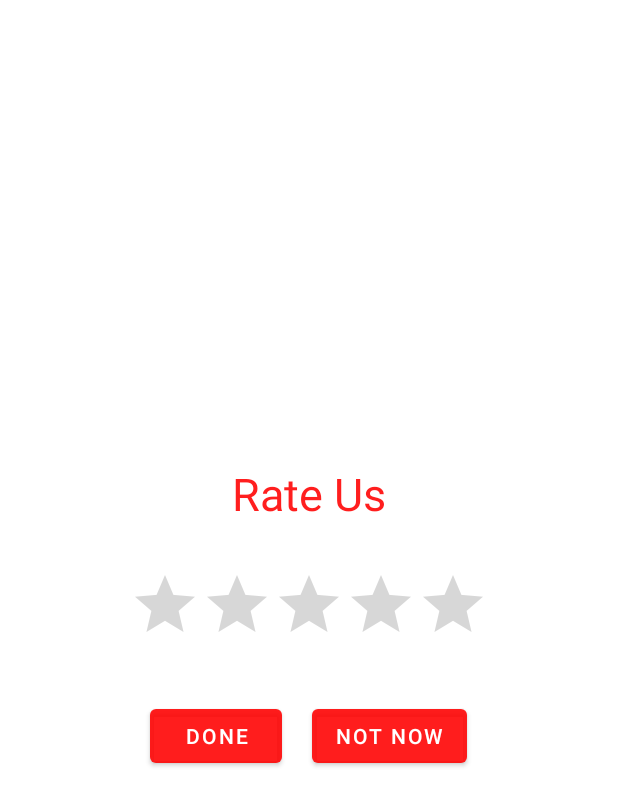
After one commit to shaikhhira/carExpertAndroidApp, an Android app: the layout rating_dialogue_box.xml on its own in the app's theme, with its tools: preview values and no code run, on a phone screen of 412 x 824 dp. The commit adds this screen. Shown: the top 806 px of the screen. Run offline under Robolectric (Android 15) with nearby library versions, the phone set to English and light mode, and no system bars; network calls fail.

Commit message:
rating section add

```diff
--- a/app/src/main/res/anim/bottom_anim.xml
+++ b/app/src/main/res/anim/bottom_anim.xml
@@ -11,4 +11,6 @@
         android:fromAlpha="0.1"
         android:toAlpha="1.0"
         android:duration="1500"/>
+
+
 </set>
--- /dev/null
+++ b/app/src/main/res/drawable/faqs_icon.xml
@@ -0,0 +1,5 @@
+<vector android:height="24dp" android:tint="#DA0725"
+    android:viewportHeight="24" android:viewportWidth="24"
+    android:width="24dp" xmlns:android="http://schemas.android.com/apk/res/android">
+    <path android:fillColor="@android:color/white" android:pathData="M21,6h-2v9L6,15v2c0,0.55 0.45,1 1,1h11l4,4L22,7c0,-0.55 -0.45,-1 -1,-1zM17,12L17,3c0,-0.55 -0.45,-1 -1,-1L3,2c-0.55,0 -1,0.45 -1,1v14l4,-4h10c0.55,0 1,-0.45 1,-1z"/>
+</vector>
--- /dev/null
+++ b/app/src/main/res/drawable/logout_icon.xml
@@ -0,0 +1,5 @@
+<vector android:height="24dp" android:tint="#DA0725"
+    android:viewportHeight="24" android:viewportWidth="24"
+    android:width="24dp" xmlns:android="http://schemas.android.com/apk/res/android">
+    <path android:fillColor="@android:color/white" android:pathData="M13.49,5.48c1.1,0 2,-0.9 2,-2s-0.9,-2 -2,-2 -2,0.9 -2,2 0.9,2 2,2zM9.89,19.38l1,-4.4 2.1,2v6h2v-7.5l-2.1,-2 0.6,-3c1.3,1.5 3.3,2.5 5.5,2.5v-2c-1.9,0 -3.5,-1 -4.3,-2.4l-1,-1.6c-0.4,-0.6 -1,-1 -1.7,-1 -0.3,0 -0.5,0.1 -0.8,0.1l-5.2,2.2v4.7h2v-3.4l1.8,-0.7 -1.6,8.1 -4.9,-1 -0.4,2 7,1.4z"/>
+</vector>
--- /dev/null
+++ b/app/src/main/res/layout/rating_dialogue_box.xml
@@ -0,0 +1,50 @@
+<?xml version="1.0" encoding="utf-8"?>
+<LinearLayout xmlns:android="http://schemas.android.com/apk/res/android"
+    android:layout_width="wrap_content"
+    android:layout_height="wrap_content"
+    android:layout_gravity="center"
+    android:orientation="vertical"
+    android:padding="20dp">
+
+    <TextView
+        android:layout_width="wrap_content"
+        android:layout_height="wrap_content"
+        android:layout_gravity="center"
+        android:text="@string/rating_head"
+        android:textSize="30sp"
+        android:textColor="@color/colorPrimary"
+        android:layout_margin="10dp"/>
+
+
+    <RatingBar
+        android:id="@+id/rating_stars"
+        android:layout_width="wrap_content"
+        android:layout_height="wrap_content"
+        android:stepSize="0.5"
+        android:numStars="5"
+        android:layout_gravity="center"
+        android:progressTint="@color/colorPrimary"
+        android:layout_margin="20dp" />
+
+    <LinearLayout
+        android:layout_width="wrap_content"
+        android:layout_height="wrap_content"
+        android:orientation="horizontal"
+        android:layout_gravity="center">
+
+        <Button
+            android:id="@+id/doneRatingBtn"
+            android:layout_width="wrap_content"
+            android:layout_height="wrap_content"
+            android:text="@string/rate_done"
+            android:layout_margin="10dp" />
+
+        <Button
+            android:id="@+id/notDoneRatingBtn"
+            android:layout_width="wrap_content"
+            android:layout_height="wrap_content"
+            android:text="@string/rate_not"
+            android:layout_margin="10dp" />
+    </LinearLayout>
+
+</LinearLayout>
--- a/app/src/main/res/menu/main_menu.xml
+++ b/app/src/main/res/menu/main_menu.xml
@@ -11,15 +11,15 @@
         <item
             android:id="@+id/nav_mechanic"
             android:title="Mechanic"
-            android:icon="@drawable/nav_home"/>
+            android:icon="@drawable/mechanic_icon"/>
         <item
             android:id="@+id/nav_logout"
             android:title="Logout"
-            android:icon="@drawable/nav_home"/>
+            android:icon="@drawable/logout_icon"/>
         <item
             android:id="@+id/nav_faqs"
             android:title="FAQ's"
-            android:icon="@drawable/nav_home"/>
+            android:icon="@drawable/faqs_icon"/>
 
 
     </group>
--- a/app/src/main/res/values/strings.xml
+++ b/app/src/main/res/values/strings.xml
@@ -28,8 +28,15 @@
     <string name="back_btn">Back Button</string>
     <string name="create_an_account">Create an acoount</string>
     <string name="already_account">Already have account!</string>
+    <string name="rating_head">Rate Us</string>
+    <string name="rate_done">Done</string>
+    <string name="rate_not">Not Now</string>
+
+
+    <string name="select_brand">Select Brand:</string>
+    <string name="model_brand">Select Model:</string>
 
 
     <string name="mechanic">Mechanic</string>
-    <string name="google_map_key">AIzaSyDKymeBXNeiFWY5jRUejv6zItpmr2MVyQ0</string>
+    <string name="google_map_key">AIzaSyCZhGlVBuaU52FcELRpQsJfgVlVjr3-jeU</string>
 </resources>
--- a/app/src/main/res/values/styles.xml
+++ b/app/src/main/res/values/styles.xml
@@ -6,6 +6,7 @@
         <item name="colorPrimary">@color/colorPrimary</item>
         <item name="colorPrimaryDark">@color/colorPrimaryDark</item>
         <item name="colorAccent">@color/colorAccent</item>
+        <item name="android:windowAnimationStyle">@style/rating_animation</item>
     </style>
 
 <!--    navigation color-->
@@ -21,5 +22,13 @@
     </style>
 
 
+<!--    animation style for rating dialogue box-->
+
+    <style name="rating_animation">
+        <item name="android:windowEnterAnimation">@android:anim/fade_in</item>
+        <item name="android:windowExitAnimation">@android:anim/fade_out</item>
+    </style>
+
+
 
 </resources>
```
Also changed, not shown: app/src/main/java/com/example/carexpertsystem/HelperClasses/Constants.java (+5 -2 lines), app/src/main/res/drawable/mechanic_icon.xml (added, +10 -0 lines), app/src/main/res/drawable/rating_background.xml (added, +7 -0 lines), app/src/main/res/layout/activity_dashboard.xml (+23 -46 lines).
